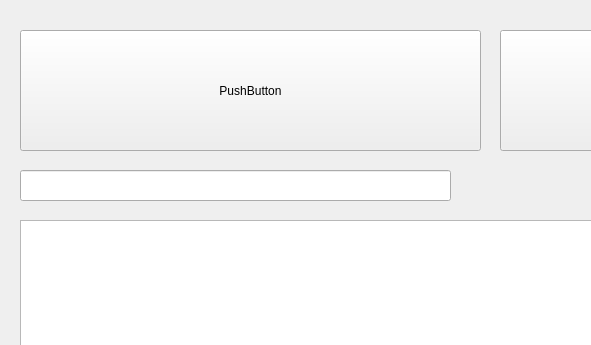
thefinalcutbg/DinoDent, file src/View/ListView/ListView.ui: the form before one commit; both pictures show x 0 to 591 and y 0 to 345 of the 1057 by 1000 pixel window.
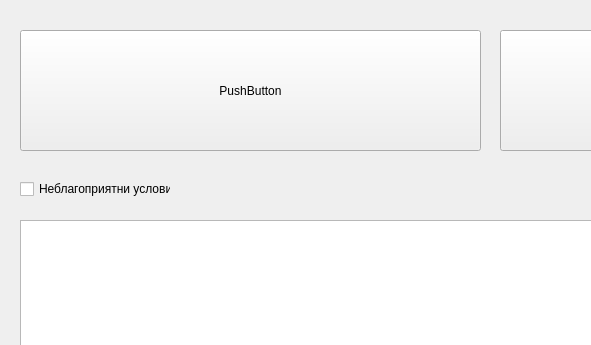
The form after the commit. Custom widgets are drawn as their Qt base class.

Commit message: ListPresenter partially refactored (some method went to StatusPresenter)

The edit to the form file:
```diff
--- a/src/View/ListView/ListView.ui
+++ b/src/View/ListView/ListView.ui
@@ -70,16 +70,6 @@
     <string>PushButton</string>
    </property>
   </widget>
-  <widget class="QLineEdit" name="statusEdit">
-   <property name="geometry">
-    <rect>
-     <x>20</x>
-     <y>170</y>
-     <width>431</width>
-     <height>31</height>
-    </rect>
-   </property>
-  </widget>
   <widget class="ControlPanel" name="controlPanel" native="true">
    <property name="geometry">
     <rect>
@@ -152,6 +142,19 @@
     <string>Редактирай манипулация</string>
    </property>
   </widget>
+  <widget class="QCheckBox" name="unfav_check">
+   <property name="geometry">
+    <rect>
+     <x>20</x>
+     <y>180</y>
+     <width>151</width>
+     <height>18</height>
+    </rect>
+   </property>
+   <property name="text">
+    <string>Неблагоприятни условия</string>
+   </property>
+  </widget>
  </widget>
  <layoutdefault spacing="6" margin="11"/>
  <customwidgets>
```
The commit also changes 56 other files.
